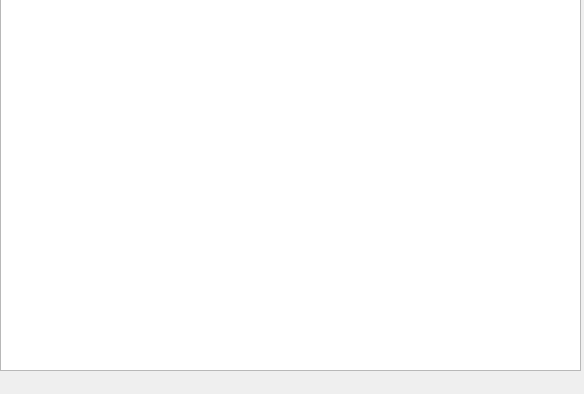
The window that src/ui/notebooksdialog.ui (fredollinger/KTomGirl) describes before a commit, drawn with Qt 5.
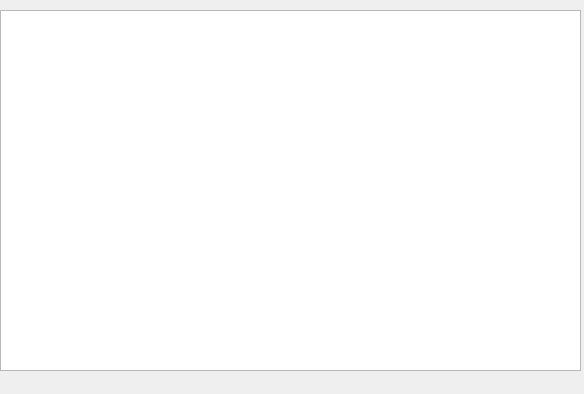
The same window after the commit.

The edit to the form file:
```diff
--- a/src/ui/notebooksdialog.ui
+++ b/src/ui/notebooksdialog.ui
@@ -24,9 +24,9 @@
     <property name="geometry">
      <rect>
       <x>0</x>
-      <y>-10</y>
+      <y>10</y>
       <width>581</width>
-      <height>381</height>
+      <height>361</height>
      </rect>
     </property>
     <layout class="QVBoxLayout" name="verticalLayout">
```
